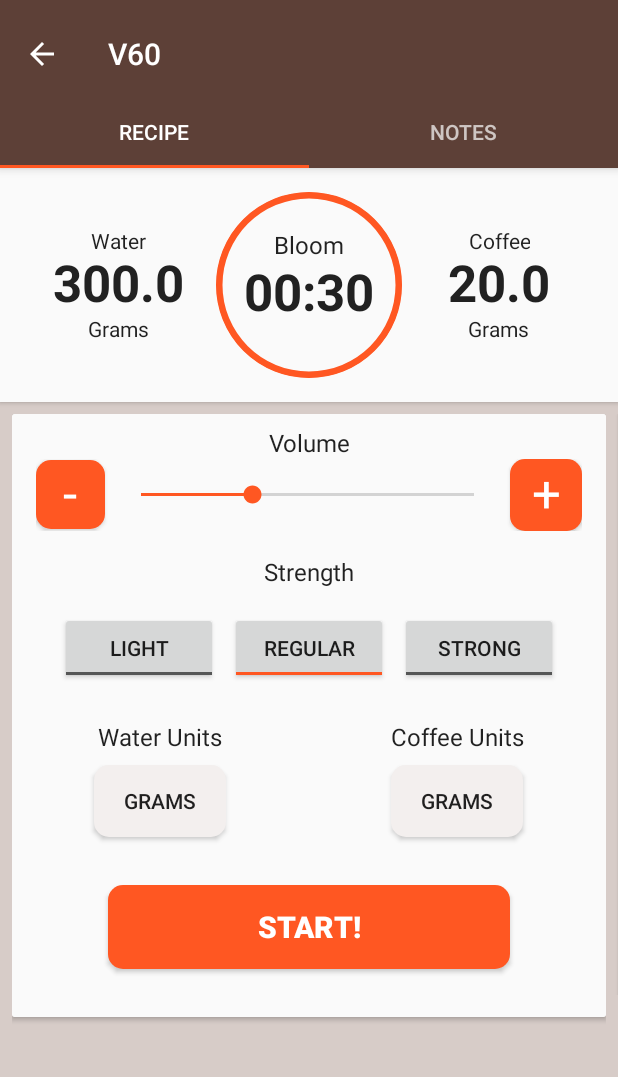
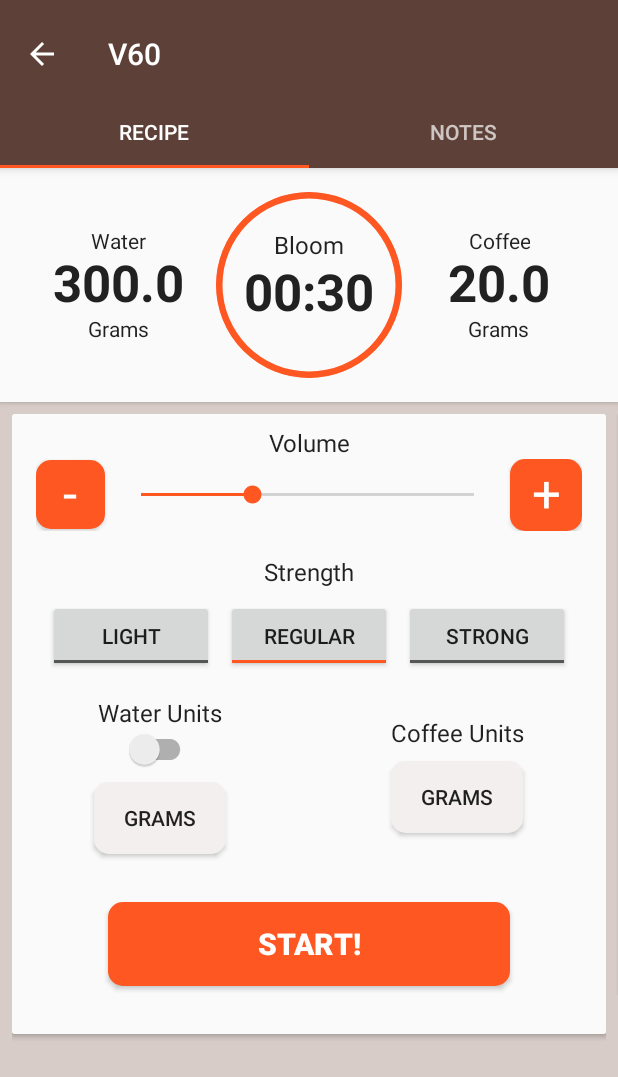
Before and after one commit to PeterEpsteen/CoffeeJournal, an Android app: the screen it shows after launch (BrewRecipeActivity), after a tap on "V60", on a phone screen of 412 x 824 dp. Shown: the top 1077 px of the screen. Run offline under Robolectric (Android 15) with nearby library versions, the phone set to English and light mode, and no system bars.

Commit message:
Before I mess with material theme

```diff
--- a/app/src/main/res/layout-v21/fragment_brew_recipe.xml
+++ b/app/src/main/res/layout-v21/fragment_brew_recipe.xml
@@ -113,7 +113,7 @@
             <ToggleButton
                 android:layout_width="0dp"
                 android:layout_weight="1"
-                android:layout_margin="8dp"
+                android:layout_margin="0dp"
                 android:layout_height="48dp"
                 android:textOff="Light"
                 android:textOn="Light"
@@ -127,8 +127,9 @@
                 android:layout_weight="1"
                 android:layout_height="48dp"
                 android:textOff="Regular"
+                android:layout_marginLeft="8dp"
+                android:layout_marginRight="8dp"
                 android:textOn="Regular"
-                android:padding="8dp"
                 android:id="@+id/regular_toggle_button"
                 style="@android:style/Widget.Material.Light.Button.Toggle"
                 />
@@ -139,7 +140,7 @@
                 android:layout_weight="1"
                 android:layout_height="48dp"
                 android:id="@+id/strong_toggle_button"
-                android:layout_margin="8dp"
+                android:layout_margin="0dp"
                 style="@android:style/Widget.Material.Light.Button.Toggle"
                 android:textOff="Strong"
                 android:textOn="Strong"/>
@@ -173,6 +174,13 @@
                 style="@style/TextAppearance.AppCompat.Subhead"
                 android:text="Water Units"/>
 
+            <android.support.v7.widget.SwitchCompat
+                android:layout_width="wrap_content"
+                app:switchMinWidth="48dp"
+                android:layout_height="wrap_content"
+                android:layout_gravity="center"
+                />
+
             <Button
                 android:background="@drawable/start_button_shape"
                 android:layout_width="wrap_content"
@@ -181,7 +189,6 @@
                 android:layout_height="48dp"
                 style="@style/TextAppearance.AppCompat.Button"
                 android:id="@+id/water_units_button"
-
                 android:backgroundTint="@color/lightGrey"
                 android:layout_marginBottom="8dp"
 
```
